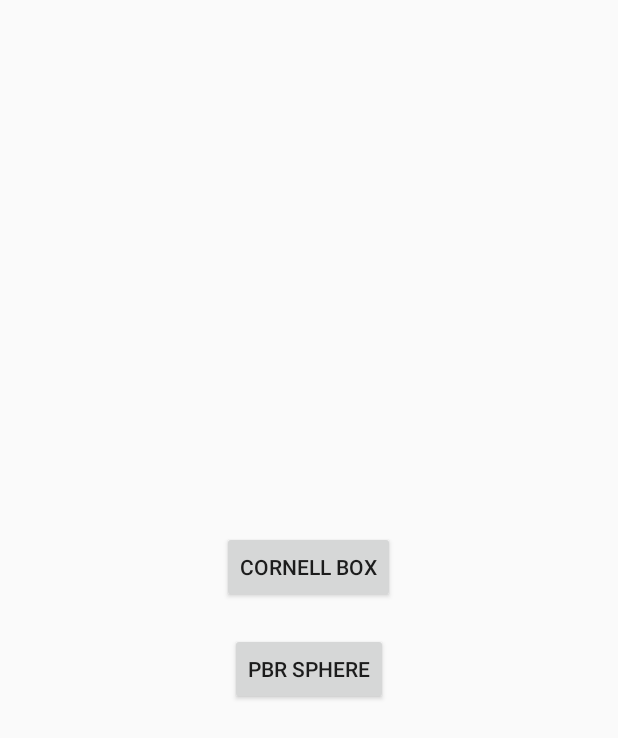
After one commit to ragnraok/AndroidRayTracing, an Android app: the layout activity_mainui.xml on its own in the app's theme, with its tools: preview values and no code run, on a phone screen of 412 x 824 dp. The commit adds this screen. Shown: the top 738 px of the screen. Run offline under Robolectric (Android 15) with nearby library versions, the phone set to English and light mode, and no system bars.

Commit message:
add scene select

```diff
--- a/app/build.gradle
+++ b/app/build.gradle
@@ -37,10 +37,11 @@ android {
 
 dependencies {
     implementation fileTree(dir: 'libs', include: ['*.jar'])
-    implementation"org.jetbrains.kotlin:kotlin-stdlib-jdk7:$kotlin_version"
+    implementation "org.jetbrains.kotlin:kotlin-stdlib-jdk7:$kotlin_version"
     implementation 'androidx.appcompat:appcompat:1.0.2'
     implementation 'androidx.core:core-ktx:1.0.2'
     implementation 'androidx.constraintlayout:constraintlayout:1.1.3'
+    implementation 'com.google.android.material:material:1.0.0'
     testImplementation 'junit:junit:4.12'
     androidTestImplementation 'androidx.test.ext:junit:1.1.0'
     androidTestImplementation 'androidx.test.espresso:espresso-core:3.1.1'
--- a/app/src/main/AndroidManifest.xml
+++ b/app/src/main/AndroidManifest.xml
@@ -9,11 +9,15 @@
         android:roundIcon="@mipmap/ic_launcher_round"
         android:supportsRtl="true"
         android:theme="@style/AppTheme">
-        <activity android:name=".ui.MainActivity">
+        <activity
+            android:name=".ui.MainUI">
             <intent-filter>
                 <action android:name="android.intent.action.MAIN" />
+
                 <category android:name="android.intent.category.LAUNCHER" />
             </intent-filter>
+        </activity>
+        <activity android:name=".ui.SceneRenderUI">
         </activity>
     </application>
 
--- a/app/src/main/java/com/ragnarok/raytracing/glsl/cornellbox.kt
+++ b/app/src/main/java/com/ragnarok/raytracing/glsl/cornellbox.kt
@@ -18,6 +18,9 @@ val cornellBox = """
     Sphere boxSpheres[SPHERE_NUMS] = Sphere[SPHERE_NUMS](
         Sphere(vec3(0.1, -0.75, 0.5), 0.25, mirrorMaterial)
     );
+
+    PointLight pointLight = PointLight(vec3(-0.5, 1.0, 0.5), 0.1, vec3(0.5), 2.0);
+    DirectionLight directionLight = DirectionLight(normalize(vec3(0) - vec3(-1.0, 1.0, 1.0)), vec3(0.5));
 
     // scene intersect
     $intersectSceneFuncHead {
--- a/app/src/main/java/com/ragnarok/raytracing/glsl/primitive.kt
+++ b/app/src/main/java/com/ragnarok/raytracing/glsl/primitive.kt
@@ -79,6 +79,7 @@ val pointLight = """
         vec3 position;
         float radius;
         vec3 color;
+        float intensity;
     };
 """.trimIndent()
 
--- /dev/null
+++ b/app/src/main/java/com/ragnarok/raytracing/renderer/Scenes.kt
@@ -0,0 +1,6 @@
+package com.ragnarok.raytracing.renderer
+
+object Scenes {
+    const val CORNELL_BOX = 1
+    const val PBR_SPHERE = 2
+}
--- /dev/null
+++ b/app/src/main/res/layout/activity_mainui.xml
@@ -0,0 +1,23 @@
+<?xml version="1.0" encoding="utf-8"?>
+<LinearLayout xmlns:android="http://schemas.android.com/apk/res/android"
+    xmlns:tools="http://schemas.android.com/tools"
+    android:layout_width="match_parent"
+    android:layout_height="match_parent"
+    android:orientation="vertical"
+    android:gravity="center"
+    tools:context=".ui.MainUI">
+
+    <Button
+        android:id="@+id/cornell_box"
+        android:layout_width="wrap_content"
+        android:layout_height="wrap_content"
+        android:text="@string/cornell_box"
+        android:layout_margin="10dp"/>
+
+    <Button
+        android:id="@+id/pbr_sphere"
+        android:layout_width="wrap_content"
+        android:layout_height="wrap_content"
+        android:text="@string/pbr_sphere"
+        android:layout_margin="10dp"/>
+</LinearLayout>
--- a/app/src/main/res/layout/activity_main.xml
+++ b/app/src/main/res/layout/activity_scene_render_ui.xml
@@ -4,7 +4,7 @@
     xmlns:tools="http://schemas.android.com/tools"
     android:layout_width="match_parent"
     android:layout_height="match_parent"
-    tools:context=".ui.MainActivity"
+    tools:context=".ui.SceneRenderUI"
     android:background="@android:color/black">
 
     <TextView
--- a/app/src/main/res/values/strings.xml
+++ b/app/src/main/res/values/strings.xml
@@ -1,3 +1,5 @@
 <resources>
     <string name="app_name">AndroidRayTracing</string>
+    <string name="cornell_box">Cornell Box</string>
+    <string name="pbr_sphere">PBR Sphere</string>
 </resources>
```
Also changed, not shown: app/src/main/java/com/ragnarok/raytracing/glsl/sphereplane.kt (+8 -4 lines), app/src/main/java/com/ragnarok/raytracing/glsl/tracemain.kt (+10 -14 lines), app/src/main/java/com/ragnarok/raytracing/renderer/RayTracingRenderer.kt (+29 -5 lines), app/src/main/java/com/ragnarok/raytracing/ui/MainUI.kt (added, +30 -0 lines), app/src/main/java/com/ragnarok/raytracing/ui/SceneRenderUI.kt (renamed from app/src/main/java/com/ragnarok/raytracing/ui/MainActivity.kt, +8 -3 lines), app/src/main/res/values/styles.xml (+9 -0 lines).
